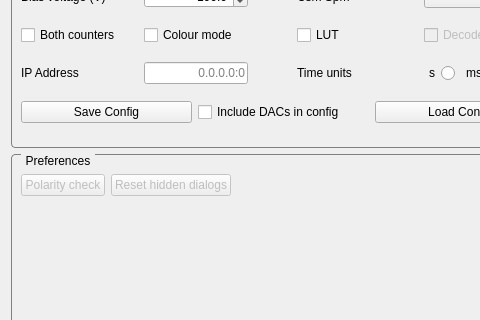
Old version of the form SpidrMpx3Eq/qcstmconfigmonitoring.ui in the repository navrit/dexter; both pictures show x 0 to 480 and y 241 to 561 of the 1146 by 790 pixel window.
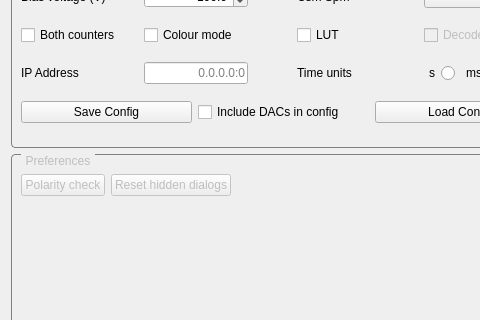
New version of the form.

Commit message: Disable preferences UI for now

```diff
--- a/SpidrMpx3Eq/qcstmconfigmonitoring.ui
+++ b/SpidrMpx3Eq/qcstmconfigmonitoring.ui
@@ -948,6 +948,9 @@
      </item>
      <item row="1" column="0">
       <widget class="QGroupBox" name="groupBox">
+       <property name="enabled">
+        <bool>false</bool>
+       </property>
        <property name="title">
         <string>Preferences</string>
        </property>
```
